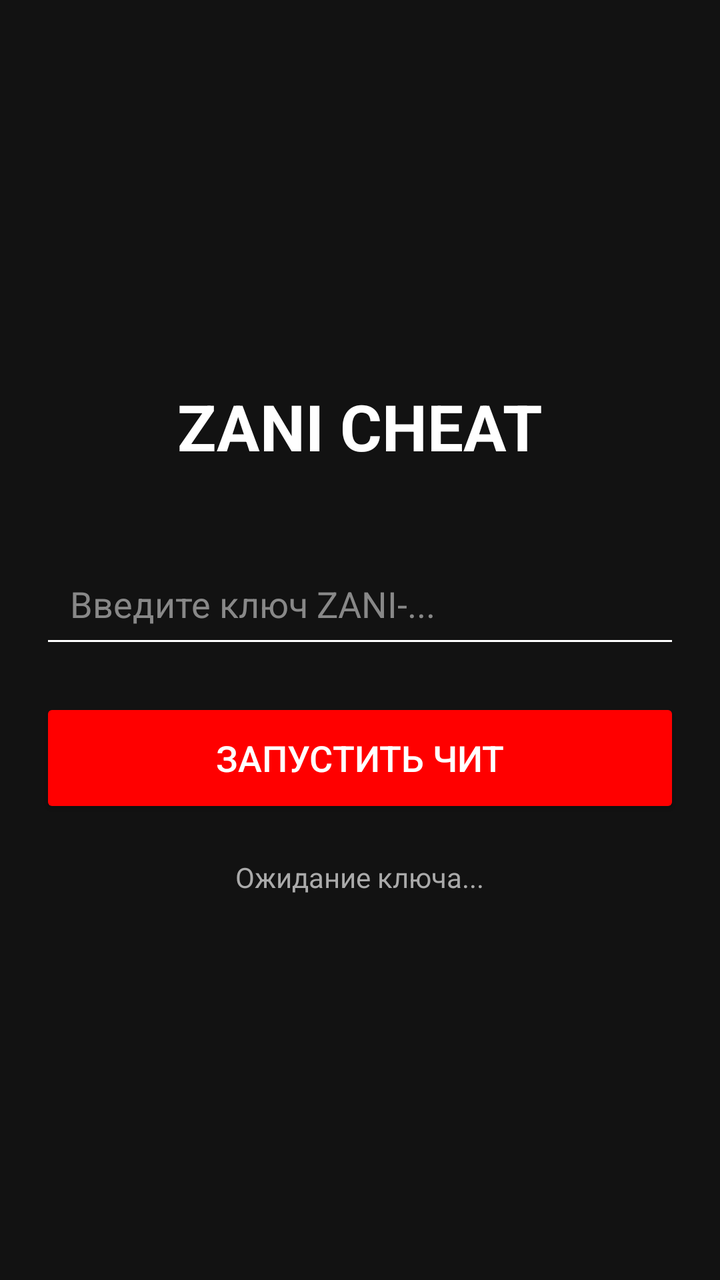
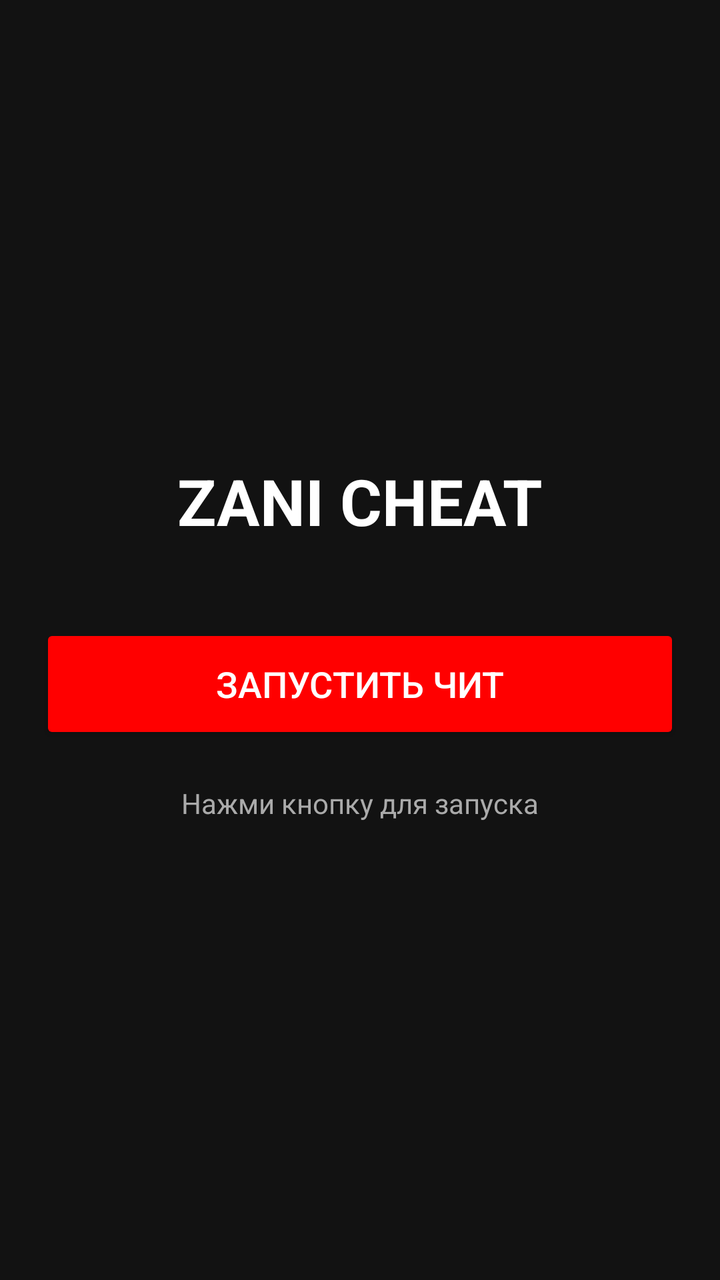

An Android layout rendered at two revisions. The XML below is the earlier revision; the diff shows what the commit changed to produce the second picture.
<!-- AndroidManifest.xml: application theme Theme.AppCompat.NoActionBar -->
<!-- res/layout/activity_main.xml -->
<?xml version="1.0" encoding="utf-8"?>
<LinearLayout xmlns:android="http://schemas.android.com/apk/res/android"
    android:layout_width="match_parent"
    android:layout_height="match_parent"
    android:orientation="vertical"
    android:gravity="center"
    android:background="#121212"
    android:padding="20dp">

    <TextView
        android:layout_width="wrap_content"
        android:layout_height="wrap_content"
        android:text="ZANI CHEAT"
        android:textColor="#FFFFFF"
        android:textSize="32sp"
        android:textStyle="bold"
        android:layout_marginBottom="40dp"/>

    <EditText
        android:id="@+id/keyInput"
        android:layout_width="match_parent"
        android:layout_height="wrap_content"
        android:hint="Введите ключ ZANI-..."
        android:textColor="#FFFFFF"
        android:textColorHint="#888888"
        android:backgroundTint="#FFFFFF"
        android:padding="15dp"
        android:layout_marginBottom="20dp"/>

    <Button
        android:id="@+id/injectBtn"
        android:layout_width="match_parent"
        android:layout_height="60dp"
        android:text="ЗАПУСТИТЬ ЧИТ"
        android:textSize="18sp"
        android:backgroundTint="#FF0000"
        android:textColor="#FFFFFF"/>

    <TextView
        android:id="@+id/statusText"
        android:layout_width="wrap_content"
        android:layout_height="wrap_content"
        android:text="Ожидание ключа..."
        android:textColor="#AAAAAA"
        android:layout_marginTop="20dp"/>
</LinearLayout>
<!-- resources referenced by this layout -->
<resources>

</resources>

<!-- the commit's change to res/layout/activity_main.xml (unified diff, before → after) -->
@@ -16,17 +16,6 @@
         android:textStyle="bold"
         android:layout_marginBottom="40dp"/>
 
-    <EditText
-        android:id="@+id/keyInput"
-        android:layout_width="match_parent"
-        android:layout_height="wrap_content"
-        android:hint="Введите ключ ZANI-..."
-        android:textColor="#FFFFFF"
-        android:textColorHint="#888888"
-        android:backgroundTint="#FFFFFF"
-        android:padding="15dp"
-        android:layout_marginBottom="20dp"/>
-
     <Button
         android:id="@+id/injectBtn"
         android:layout_width="match_parent"
@@ -40,7 +29,7 @@
         android:id="@+id/statusText"
         android:layout_width="wrap_content"
         android:layout_height="wrap_content"
-        android:text="Ожидание ключа..."
+        android:text="Нажми кнопку для запуска"
         android:textColor="#AAAAAA"
         android:layout_marginTop="20dp"/>
 </LinearLayout>
